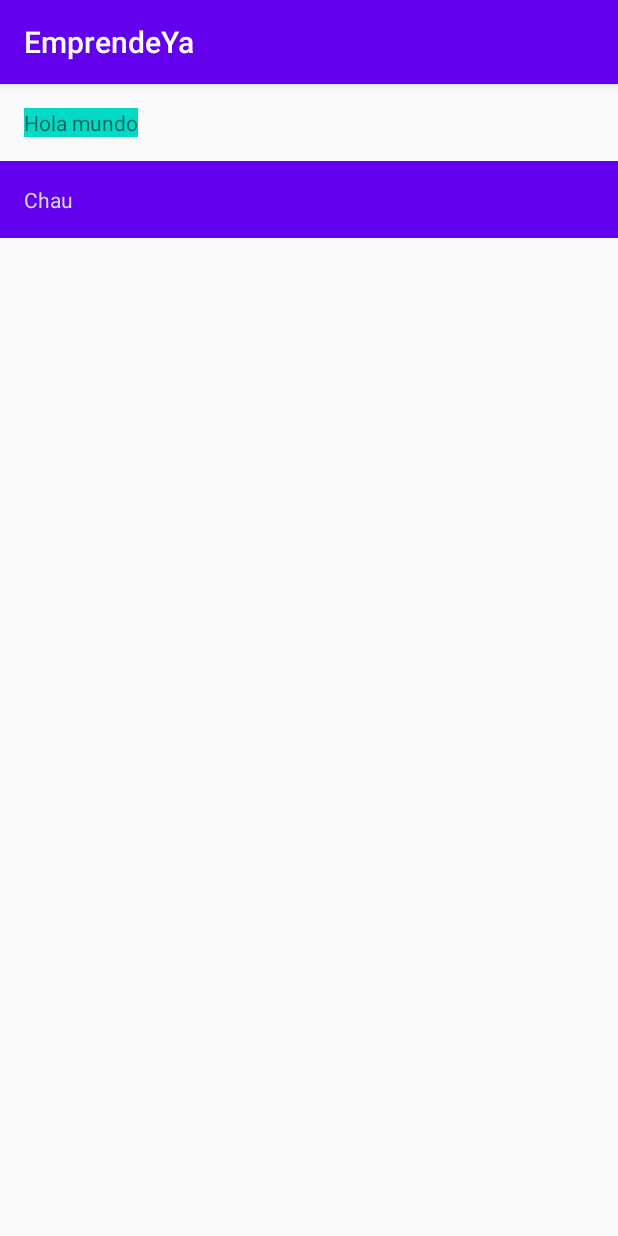
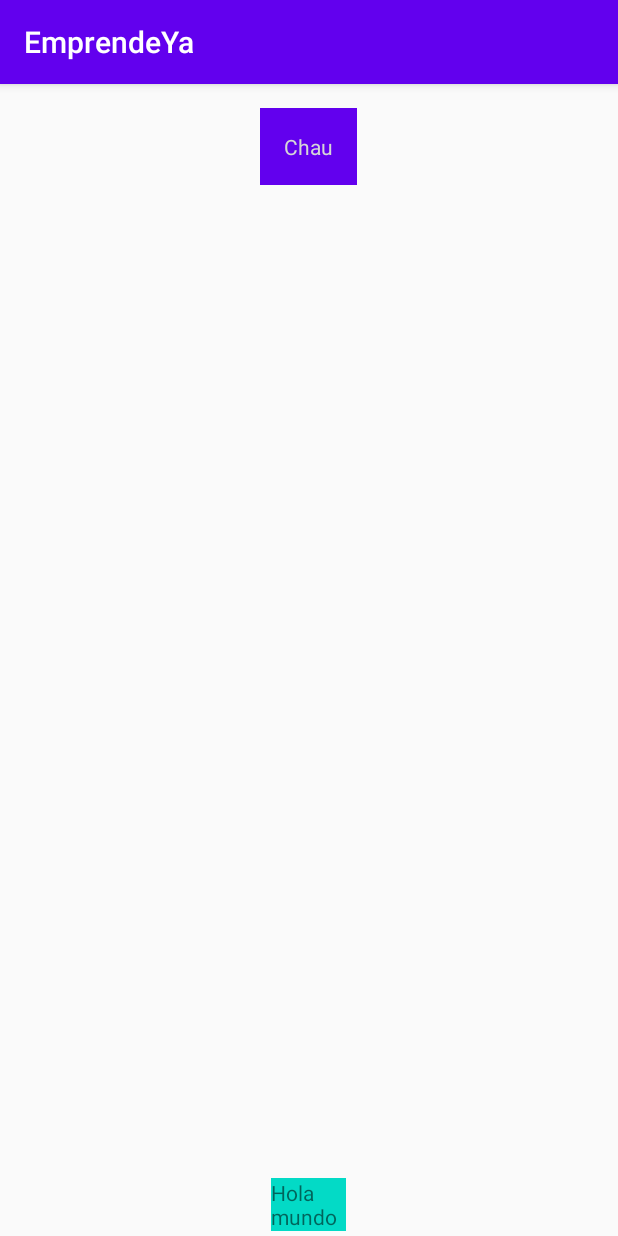
Before and after one commit to andres-vasquez-coderoad-com/android-cert-upb-2020, an Android app: the screen it shows after launch (LoginActivity), on a phone screen of 412 x 824 dp. Run offline under Robolectric (Android 15) with nearby library versions, the phone set to English and light mode, and no system bars.

Commit message:
UI> RelativeLayout.

```diff
--- a/app/src/main/res/layout/activity_login.xml
+++ b/app/src/main/res/layout/activity_login.xml
@@ -1,25 +1,46 @@
 <?xml version="1.0" encoding="utf-8"?>
-<LinearLayout xmlns:android="http://schemas.android.com/apk/res/android"
+<RelativeLayout xmlns:android="http://schemas.android.com/apk/res/android"
     xmlns:app="http://schemas.android.com/apk/res-auto"
     xmlns:tools="http://schemas.android.com/tools"
     android:layout_width="match_parent"
     android:layout_height="match_parent"
-    android:orientation="vertical"
     tools:context=".ui.activities.LoginActivity">
 
     <TextView
-        android:layout_width="wrap_content"
+        android:id="@+id/cajaA"
+        android:layout_width="50dp"
         android:layout_height="wrap_content"
-        android:layout_margin="16dp"
+        android:layout_alignParentBottom="true"
+        android:layout_centerHorizontal="true"
+        android:layout_marginBottom="3dp"
         android:background="@color/design_default_color_secondary"
         android:text="Hola mundo" />
 
     <TextView
-        android:layout_width="match_parent"
+        android:id="@+id/cajaB"
+        android:layout_width="wrap_content"
         android:layout_height="wrap_content"
+        android:layout_alignParentTop="true"
+        android:layout_centerHorizontal="true"
+        android:layout_marginTop="16dp"
         android:background="@color/colorPrimary"
+        android:padding="16dp"
         android:text="Chau"
-        android:padding="16dp"
         android:textColor="@color/white" />
 
-</LinearLayout>
+    <LinearLayout
+        android:layout_width="wrap_content"
+        android:layout_height="match_parent"
+        android:layout_below="@id/cajaB"
+        android:layout_above="@id/cajaA"
+        android:background="@color/design_default_color_error">
+
+        <ImageView
+            android:id="@+id/imageView2"
+            android:layout_width="wrap_content"
+            android:layout_height="wrap_content"
+            android:layout_weight="1"
+            tools:srcCompat="@tools:sample/backgrounds/scenic" />
+    </LinearLayout>
+
+</RelativeLayout>
```
